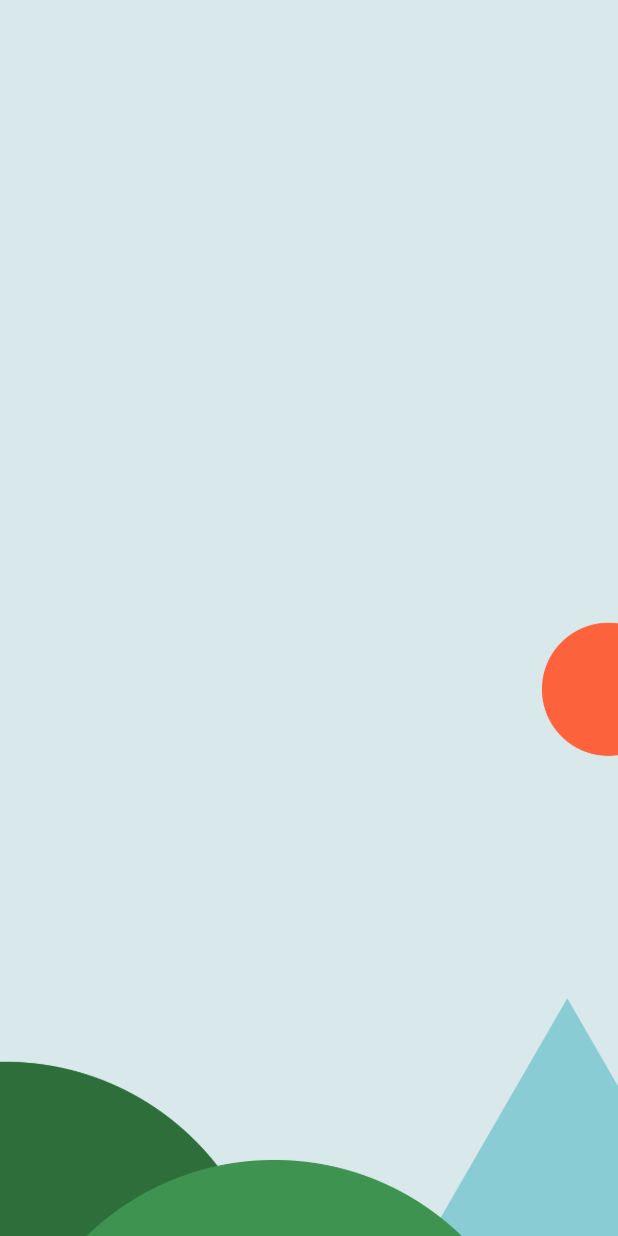
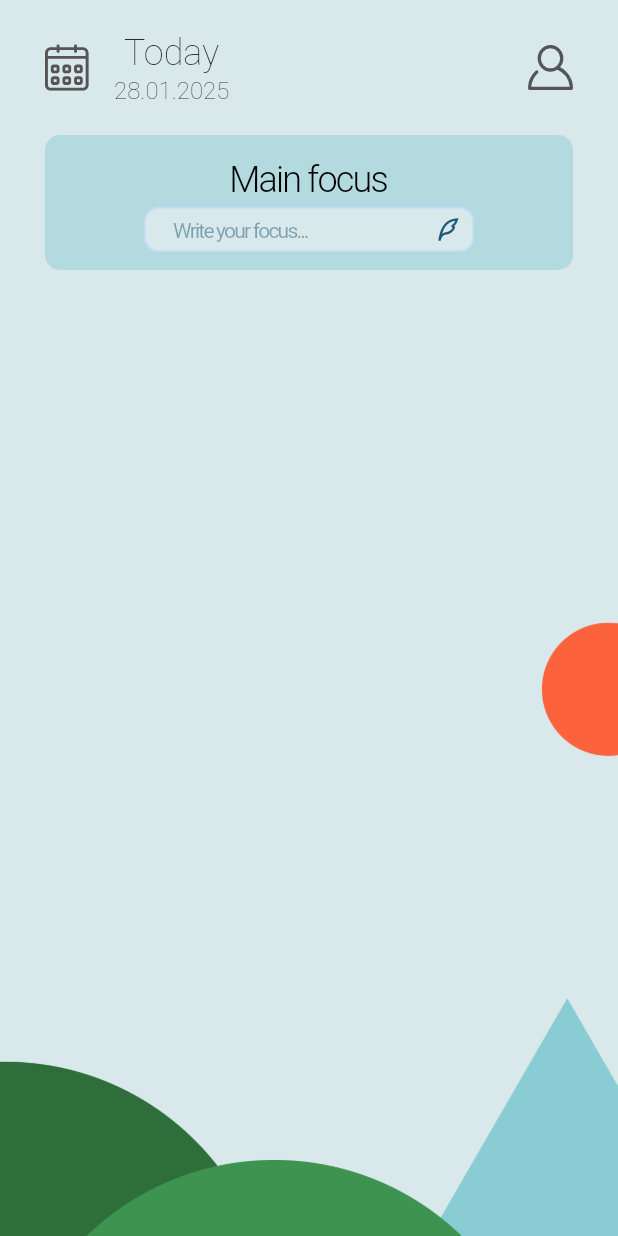
Before and after one commit to euginekardash/mood_app_flutter, a Flutter app: the screen it shows after launch, on a phone screen of 412 x 824 dp. Run offline on Flutter 3.47's test engine with Material 3 defaults, Android fonts, the phone set to English and light mode, and no system bars; our stand-ins replace connectivity_plus, equatable, flutter_bloc, flutter_local_notifications, flutter_svg, go_router and 1 more; missing offline and left inert: status_bar_control.

Commit message:
add focus container and app bar in the home screen. add calendar picker to home screen to select date

```diff
--- a/lib/gen/assets.gen.dart
+++ b/lib/gen/assets.gen.dart
@@ -8,6 +8,22 @@
 // ignore_for_file: directives_ordering,unnecessary_import,implicit_dynamic_list_literal,deprecated_member_use
 
 import 'package:flutter/widgets.dart';
+
+class $AssetsIconsGen {
+  const $AssetsIconsGen();
+
+  /// File path: assets/icons/calendar.svg
+  String get calendar => 'assets/icons/calendar.svg';
+
+  /// File path: assets/icons/pen.svg
+  String get pen => 'assets/icons/pen.svg';
+
+  /// File path: assets/icons/profile.svg
+  String get profile => 'assets/icons/profile.svg';
+
+  /// List of all assets
+  List<String> get values => [calendar, pen, profile];
+}
 
 class $AssetsImagesGen {
   const $AssetsImagesGen();
@@ -23,6 +39,7 @@ class $AssetsImagesGen {
 class Assets {
   Assets._();
 
+  static const $AssetsIconsGen icons = $AssetsIconsGen();
   static const $AssetsImagesGen images = $AssetsImagesGen();
 }
 
--- a/lib/main.dart
+++ b/lib/main.dart
@@ -7,7 +7,7 @@ import 'package:flutter_bloc/flutter_bloc.dart';
 import 'package:go_router/go_router.dart';
 import 'package:mood_app1/bloc/settings/settings_bloc.dart';
 import 'package:mood_app1/initialise_app.dart';
-import 'package:mood_app1/screens/home_screen.dart';
+import 'package:mood_app1/screens/home_screen/home_screen.dart';
 import 'package:mood_app1/themes/dark_theme.dart';
 import 'package:mood_app1/themes/light_theme.dart';
 import 'package:status_bar_control/status_bar_control.dart';
--- a/lib/screens/home_screen.dart
+++ /dev/null
@@ -1,15 +0,0 @@
-import 'package:flutter/material.dart';
-import 'package:mood_app1/widgets/backgroung_gradient.dart';
-
-class HomeScreen extends StatelessWidget {
-  const HomeScreen({super.key});
-
-  @override
-  Widget build(BuildContext context) {
-    return Scaffold(
-      body: Stack(
-        children: [BackgroundImage()],
-      ),
-    );
-  }
-}
--- /dev/null
+++ b/lib/screens/home_screen/home_screen.dart
@@ -0,0 +1,129 @@
+import 'package:flutter/material.dart';
+import 'package:flutter_svg/svg.dart';
+import 'package:intl/intl.dart';
+import 'package:mood_app1/gen/assets.gen.dart';
+import 'package:mood_app1/screens/home_screen/widgets/focus_container.dart';
+import 'package:mood_app1/widgets/backgroung_gradient.dart';
+
+class HomeScreen extends StatefulWidget {
+  const HomeScreen({super.key});
+
+  @override
+  State<HomeScreen> createState() => _HomeScreenState();
+}
+
+class _HomeScreenState extends State<HomeScreen> {
+  DateTime selectedDate = DateTime.now();
+
+  void _showDatePicker() async {
+    DateTime? pickedDate = await showModalBottomSheet<DateTime>(
+      context: context,
+      builder: (context) {
+        DateTime tempPickedDate = selectedDate;
+        return Theme(
+          data: ThemeData(
+            colorScheme: ColorScheme.light(
+              primary: Theme.of(context).primaryColorDark,
+            ),
+            textTheme: TextTheme(
+              bodySmall: TextStyle(fontSize: 12),
+              bodyMedium: TextStyle(fontSize: 14),
+            ),
+          ),
+          child: Container(
+            padding: const EdgeInsets.all(16.0),
+            decoration: BoxDecoration(
+              borderRadius: BorderRadius.circular(30)
+            ),
+            height: 440,
+            child: Column(
+              children: [
+                Expanded(
+                  child: CalendarDatePicker(
+                    initialDate: selectedDate,
+                    firstDate: DateTime(2000),
+                    lastDate: DateTime(2100),
+                    onDateChanged: (date) {
+                      tempPickedDate = date;
+                    },
+                  ),
+                ),
+                ElevatedButton(
+                  onPressed: () {
+                    Navigator.of(context).pop(tempPickedDate);
+                  },
+                  child: Text("Select Date"),
+                ),
+                const SizedBox(height: 20,)
+              ],
+            ),
+          ),
+        );
+      },
+    );
+
+    if (pickedDate != null) {
+      setState(() {
+        selectedDate = pickedDate; // Update the selected date
+      });
+    }
+  }
+
+  @override
+  Widget build(BuildContext context) {
+    return Stack(
+      children: [
+        BackgroundImage(),
+        Scaffold(
+          backgroundColor: Colors.transparent,
+          appBar: AppBar(
+            toolbarHeight: 90,
+            forceMaterialTransparency: true,
+            elevation: 0,
+            leadingWidth: 30 + 30,
+            leading: Padding(
+              padding: const EdgeInsets.only(left: 30.0),
+              child: InkWell(
+                onTap: _showDatePicker,
+                child: SvgPicture.asset(
+                  Assets.icons.calendar,
+                ),
+              ),
+            ),
+            actions: [
+              Padding(
+                padding: const EdgeInsets.only(right: 30.0),
+                child: SvgPicture.asset(
+                  Assets.icons.profile,
+                  width: 30,
+                  height: 30,
+                ),
+              ),
+            ],
+            title: Column(
+              children: [
+                Text(
+                  "Today",
+                  style: TextStyle(fontSize: 24, fontWeight: FontWeight.w200),
+                ),
+                Text(
+                  DateFormat('dd.MM.yyyy').format(selectedDate),
+                  style: TextStyle(fontSize: 16, fontWeight: FontWeight.w200),
+                )
+              ],
+            ),
+          ),
+          body: Container(
+            padding: EdgeInsets.symmetric(horizontal: 30),
+            child: Column(
+              crossAxisAlignment: CrossAxisAlignment.center,
+              children: [
+                FocusContainer(),
+              ],
+            ),
+          ),
+        ),
+      ],
+    );
+  }
+}
--- /dev/null
+++ b/lib/screens/home_screen/widgets/custom_textfield.dart
@@ -0,0 +1,90 @@
+import 'package:flutter/material.dart';
+import 'package:flutter_svg/svg.dart';
+import 'package:mood_app1/gen/assets.gen.dart';
+
+class CustomTextField extends StatefulWidget {
+  final TextEditingController controller;
+  final void Function(String)? onSubmitted;
+  final bool isEditing;
+
+  const CustomTextField({
+    super.key,
+    required this.controller,
+    this.onSubmitted,
+    required this.isEditing,
+  });
+
+  @override
+  State<CustomTextField> createState() => _CustomTextFieldState();
+}
+
+class _CustomTextFieldState extends State<CustomTextField> {
+  bool _isTyping = false;
+
+  late final VoidCallback _listener;
+
+  @override
+  void initState() {
+    super.initState();
+    _listener = () {
+      if (!mounted) return;
+      setState(() {
+        _isTyping = widget.controller.text.isNotEmpty;
+      });
+    };
+
+    widget.controller.addListener(_listener);
+  }
+
+  @override
+  void dispose() {
+    widget.controller.removeListener(_listener);
+    super.dispose();
+  }
+
+  @override
+  Widget build(BuildContext context) {
+    return SizedBox(
+      height: 30,
+      width: 220,
+      child: TextField(
+        controller: widget.controller,
+        maxLines: 1,
+        cursorHeight: 15,
+        autofocus: widget.isEditing ? true : false,
+        onSubmitted: widget.onSubmitted,
+        style: TextStyle(fontSize: 18),
+        decoration: InputDecoration(
+          filled: true,
+          fillColor: const Color.fromRGBO(217, 232, 234, 1),
+          hintText: 'Write your focus...',
+          hintStyle: const TextStyle(
+            fontSize: 14,
+            fontWeight: FontWeight.w400,
+            color: Color.fromRGBO(28, 91, 124, 0.5),
+          ),
+          suffixIcon: !_isTyping
+              ? Padding(
+                  padding: const EdgeInsets.only(right: 8.0),
+                  child: SvgPicture.asset(
+                    Assets.icons.pen,
+                  ),
+                )
+              : null,
+          suffixIconConstraints: const BoxConstraints(
+            maxHeight: 18,
+          ),
+          disabledBorder: OutlineInputBorder(
+            borderSide: const BorderSide(
+              color: Color.fromRGBO(170, 207, 221, 1),
+              width: 1,
+            ),
+          ),
+          border: OutlineInputBorder(
+            borderRadius: BorderRadius.circular(12),
+          ),
+        ),
+      ),
+    );
+  }
+}
--- /dev/null
+++ b/lib/screens/home_screen/widgets/focus_container.dart
@@ -0,0 +1,89 @@
+import 'package:flutter/material.dart';
+import 'package:flutter_svg/svg.dart';
+import 'package:mood_app1/gen/assets.gen.dart';
+import 'package:mood_app1/screens/home_screen/widgets/custom_textfield.dart';
+
+class FocusContainer extends StatefulWidget {
+  const FocusContainer({super.key});
+
+  @override
+  State<FocusContainer> createState() => _FocusContainerState();
+}
+
+class _FocusContainerState extends State<FocusContainer> {
+  final TextEditingController _controller = TextEditingController();
+
+  String _inputText = "";
+  bool _isEditing = false;
+
+  void _handleSubmitted(String value) {
+    setState(() {
+      _inputText = value;
+      _controller.clear();
+      _isEditing = false;
+    });
+  }
+
+  @override
+  Widget build(BuildContext context) {
+    return Container(
+      height: 90,
+      decoration: BoxDecoration(
+        borderRadius: const BorderRadius.all(Radius.circular(10)),
+        color: Theme.of(context).primaryColor,
+      ),
+      child: Center(
+        child: Column(
+          mainAxisAlignment: MainAxisAlignment.center,
+          children: [
+            Text(
+              "Main focus",
+              style: Theme.of(context).textTheme.bodyLarge,
+            ),
+            if (_isEditing || _inputText.isEmpty)
+              CustomTextField(
+                isEditing: _isEditing,
+                controller: _controller,
+                onSubmitted: _handleSubmitted,
+              )
+            else
+              Padding(
+                padding: const EdgeInsets.symmetric(horizontal: 16.0),
+                child: Row(
+                  crossAxisAlignment: CrossAxisAlignment.center,
+                  children: [
+                    SizedBox(
+                      width: 14,
+                    ),
+                    Expanded(
+                      child: Text(
+                        _inputText,
+                        maxLines: 1,
+                        textAlign: TextAlign.center,
+                        overflow: TextOverflow.ellipsis,
+                        style: Theme.of(context).textTheme.bodyMedium,
+                      ),
+                    ),
+                    SizedBox(
+                      width: 6,
+                    ),
+                    InkWell(
+                      onTap: () {
+                        setState(() {
+                          _isEditing = true;
+                          _controller.text = _inputText;
+                        });
+                      },
+                      child: SvgPicture.asset(
+                        Assets.icons.pen,
+                      ),
+                    )
+                  ],
+                ),
+              ),
+          ],
+        ),
+      ),
+    );
+  }
+}
--- a/lib/themes/dark_theme.dart
+++ b/lib/themes/dark_theme.dart
@@ -53,10 +53,10 @@ final darkTheme = ThemeData(
           IconThemeData(size: 25, color: Color.fromRGBO(191, 220, 251, 1))),
   textTheme: const TextTheme(
     bodyLarge: TextStyle(
-        fontSize: 20,
-        color: Colors.white,
-        height: 2,
-        fontWeight: FontWeight.w600),
+        fontSize: 24,
+        color: Colors.black,
+        letterSpacing: -1.2,
+        fontWeight: FontWeight.w300),
     bodyMedium: TextStyle(fontSize: 18, color: Colors.white),
     bodySmall: TextStyle(fontSize: 14, color: Colors.white),
     labelMedium: TextStyle(
--- a/lib/themes/light_theme.dart
+++ b/lib/themes/light_theme.dart
@@ -4,8 +4,8 @@ final lightTheme = ThemeData(
   useMaterial3: true,
   scaffoldBackgroundColor: Colors.white,
   brightness: Brightness.light,
-  primaryColor: const Color.fromRGBO(69, 154, 255, 1),
-  primaryColorLight: const Color.fromRGBO(191, 220, 251, 1),
+  primaryColor: const Color.fromRGBO(178, 218, 223, 1),
+  primaryColorDark: const Color.fromRGBO(149, 196, 215, 1),
   cardColor: const Color.fromRGBO(164, 179, 196, 1),
   hintColor: const Color.fromRGBO(232, 243, 249, 1),
   highlightColor: const Color.fromRGBO(58, 148, 231, 0.1),
@@ -53,11 +53,11 @@ final lightTheme = ThemeData(
           IconThemeData(size: 25, color: Color.fromRGBO(191, 220, 251, 1))),
   textTheme: const TextTheme(
     bodyLarge: TextStyle(
-        fontSize: 20,
+        fontSize: 24,
         color: Colors.black,
-        height: 2,
-        fontWeight: FontWeight.w600),
-    bodyMedium: TextStyle(fontSize: 18, color: Colors.black),
+        letterSpacing: -1.2,
+        fontWeight: FontWeight.w300),
+    bodyMedium: TextStyle(fontSize: 24, color: Colors.black, fontWeight: FontWeight.w400, letterSpacing: -1.2,),
     bodySmall: TextStyle(fontSize: 14, color: Colors.black),
     labelMedium: TextStyle(
         fontSize: 16, color: Colors.black, fontWeight: FontWeight.w400),
--- a/pubspec.yaml
+++ b/pubspec.yaml
@@ -14,8 +14,10 @@ dependencies:
   flutter_bloc: ^9.0.0
   flutter_gen: ^5.8.0
   flutter_local_notifications: ^18.0.1
+  flutter_svg: ^2.0.17
   go_router: ^14.7.1
   hydrated_bloc: ^10.0.0
+  intl: ^0.20.2
   json_annotation: ^4.9.0
   path_provider: ^2.1.5
   status_bar_control: ^3.2.1
@@ -32,3 +34,4 @@ flutter:
   assets:
     - assets/
     - assets/images/
+    - assets/icons/
```
Also changed, not shown: assets/icons/calendar.svg (added), assets/icons/pen.svg (added), assets/icons/profile.svg (added), pubspec.lock.
